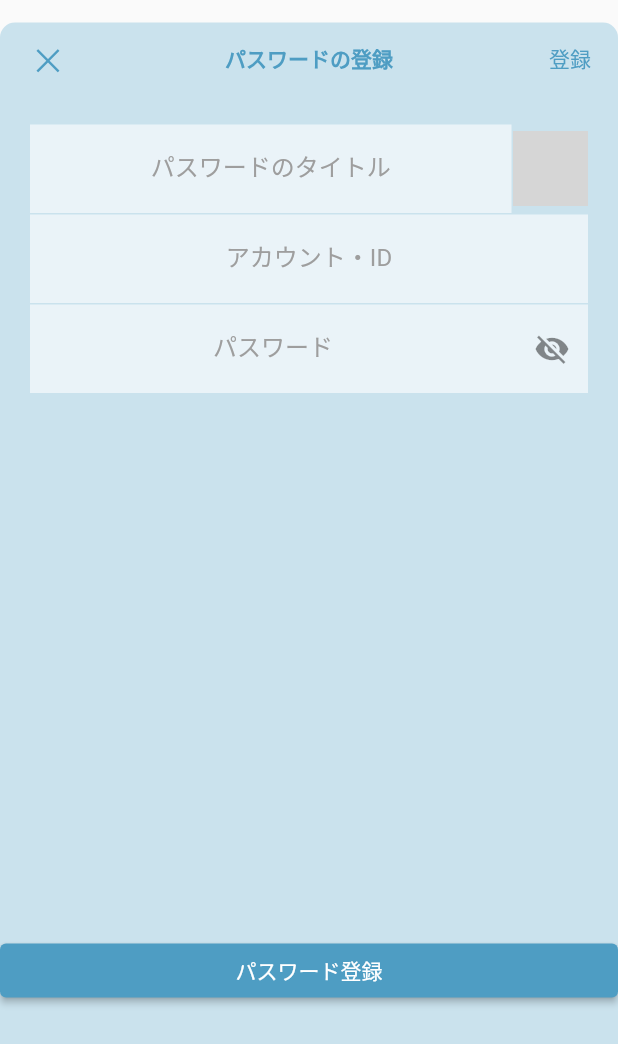
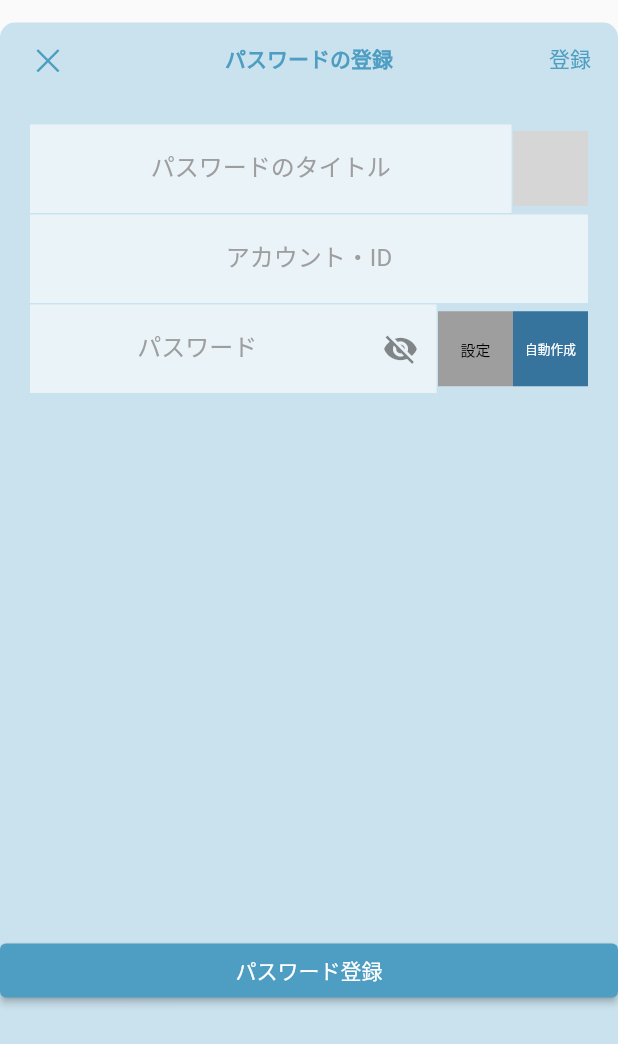
Before and after one commit to ten-revengineer/PasswordManagerApp, a Flutter app: the AccountRegist widget shown alone on an empty page, opened directly, on a phone screen of 412 x 824 dp. Shown: the top 1044 px of the screen. Run offline on Flutter 3.47's test engine with Material 2 defaults, Android fonts, the phone set to English and light mode, and no system bars; network calls fail; grey boxes are pictures that could not be loaded.

Commit message:
feat:Place the settingButton and autoCreateButton to the right of the password input line

```diff
--- a/lib/account_regist.dart
+++ b/lib/account_regist.dart
@@ -120,7 +120,10 @@ class _AccountRegistState extends State<AccountRegist> {
                     ),
                   ),
                   const SizedBox(height: 1),
-                  Container(
+                  Row(
+                    children: [
+                      Flexible(
+                        child: Container(
                           color: customSwatch[50],
                           child: TextFormField(
                             obscureText: _isObscure,
@@ -153,6 +156,46 @@ class _AccountRegistState extends State<AccountRegist> {
                             },
                           ),
                         ),
+                      ),
+                      const SizedBox(width: 1),
+                      Container(
+                        width: 50,
+                        height: 50,
+                        decoration:const BoxDecoration(
+                          color: Colors.grey,
+                        ),
+                        child: TextButton(
+
+                          onPressed: () {},
+                          child: const Text(
+                            '設定',
+                            style: TextStyle(
+                              color: Colors.black,
+                              fontSize: 10,
+                              ),
+                          ),
+                        ),
+                      ),
+                      Container(
+                        width: 50,
+                        height: 50,
+                        decoration:const BoxDecoration(
+                          color: Color.fromARGB(189, 3, 77, 129),
+                        ),
+                        child: TextButton(
+
+                          onPressed: () {},
+                          child: const Text(
+                            '自動作成',
+                            style: TextStyle(
+                              color: Colors.white,
+                              fontSize: 8.5,
+                              ),
+                          ),
+                        ),
+                      ),
+                    ],
+                  ),
                 ],
               ),
             ),
```
Lines whose indentation alone changed are shown as unchanged.
